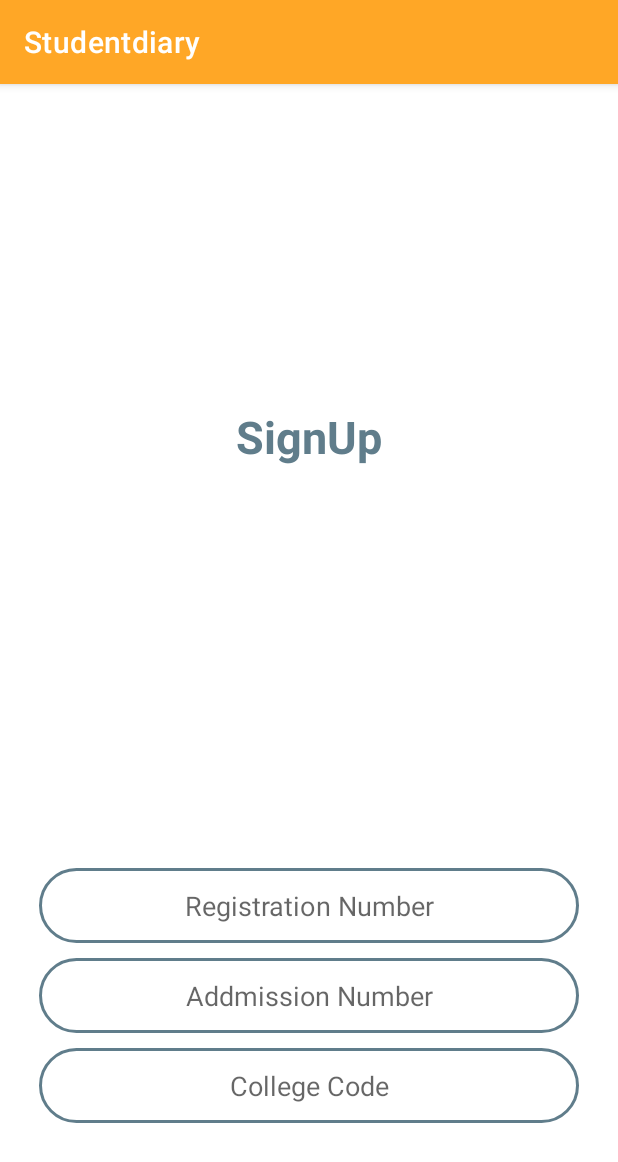
After one commit to Apoorvdixit107/StudentDiaryApp, an Android app: the signup_Activity screen opened directly, with no data from a screen before it, on a phone screen of 412 x 824 dp. The commit adds this screen. Shown: the top 1162 px of the screen. Run offline under Robolectric (Android 15) with nearby library versions, the phone set to English and light mode, and no system bars.

Commit message:
SignUp page started.

```diff
--- a/app/src/main/AndroidManifest.xml
+++ b/app/src/main/AndroidManifest.xml
@@ -9,6 +9,9 @@
         android:roundIcon="@mipmap/ic_launcher_round"
         android:supportsRtl="true"
         android:theme="@style/Theme.Studentdiary">
+        <activity
+            android:name=".signup_Activity"
+            android:exported="false" />
         <activity
             android:name=".Login_Activity"
             android:exported="false" />
--- a/app/src/main/java/com/example/studentdiary/MainActivity.java
+++ b/app/src/main/java/com/example/studentdiary/MainActivity.java
@@ -21,5 +21,13 @@ public class MainActivity extends AppCompatActivity {
                 MainActivity.this.startActivity(loginActivity);
             }
         });
+        Button signup=(Button)findViewById(R.id.button2);
+        signup.setOnClickListener(new View.OnClickListener(){
+            @Override
+            public void onClick(View v) {
+                Intent signupActivity=new Intent(MainActivity.this,signup_Activity.class);
+                MainActivity.this.startActivity(signupActivity);
+            }
+        });
     }
 }
--- /dev/null
+++ b/app/src/main/java/com/example/studentdiary/signup_Activity.java
@@ -0,0 +1,15 @@
+package com.example.studentdiary;
+
+import androidx.appcompat.app.AppCompatActivity;
+
+import android.os.Bundle;
+
+public class signup_Activity extends AppCompatActivity {
+
+    @Override
+    protected void onCreate(Bundle savedInstanceState) {
+        super.onCreate(savedInstanceState);
+        setContentView(R.layout.activity_signup);
+
+    }
+}
--- a/app/src/main/res/layout/activity_login.xml
+++ b/app/src/main/res/layout/activity_login.xml
@@ -67,7 +67,7 @@
             android:backgroundTint="@null"
             android:ems="10"
             android:inputType="textPersonName"
-            android:text="username"
+            android:text="@string/username"
             android:textAlignment="center"
             android:textColor="@color/second_color"
             android:textSize="20sp"
--- /dev/null
+++ b/app/src/main/res/layout/activity_signup.xml
@@ -0,0 +1,74 @@
+<?xml version="1.0" encoding="utf-8"?>
+<androidx.constraintlayout.widget.ConstraintLayout xmlns:android="http://schemas.android.com/apk/res/android"
+    xmlns:app="http://schemas.android.com/apk/res-auto"
+    xmlns:tools="http://schemas.android.com/tools"
+    android:layout_width="match_parent"
+    android:layout_height="match_parent"
+    tools:context=".signup_Activity">
+
+    <TextView
+        android:id="@+id/textView4"
+        android:layout_width="wrap_content"
+        android:layout_height="wrap_content"
+        android:layout_marginStart="157dp"
+        android:layout_marginTop="139dp"
+        android:layout_marginEnd="157dp"
+        android:layout_marginBottom="192dp"
+        android:text="SignUp"
+        android:textColor="@color/second_color"
+        android:textSize="30sp"
+        android:textStyle="bold"
+        app:layout_constraintBottom_toTopOf="@+id/linearLayout"
+        app:layout_constraintEnd_toEndOf="parent"
+        app:layout_constraintStart_toStartOf="parent"
+        app:layout_constraintTop_toTopOf="parent" />
+
+    <LinearLayout
+        android:id="@+id/linearLayout"
+        android:layout_width="360dp"
+        android:layout_height="170dp"
+        android:layout_marginStart="24dp"
+        android:layout_marginEnd="24dp"
+        android:orientation="vertical"
+        app:layout_constraintBottom_toBottomOf="parent"
+        app:layout_constraintEnd_toEndOf="parent"
+        app:layout_constraintStart_toStartOf="parent"
+        app:layout_constraintTop_toBottomOf="@+id/textView4">
+
+        <EditText
+            android:id="@+id/editTextTextPersonName2"
+            android:layout_width="match_parent"
+            android:layout_height="50dp"
+            android:layout_gravity="center"
+            android:background="@drawable/background_edt1"
+            android:ems="10"
+            android:hint="Registration Number"
+            android:inputType="textPersonName"
+            android:textAlignment="center"
+            android:textColor="@color/second_color" />
+
+        <EditText
+            android:id="@+id/editTextTextPersonName"
+            android:layout_width="match_parent"
+            android:layout_height="50dp"
+            android:layout_marginTop="10dp"
+            android:background="@drawable/background_edt1"
+            android:ems="10"
+            android:hint="@string/addmission_number"
+            android:inputType="textPersonName"
+            android:textAlignment="center"
+            android:textColor="@color/second_color" />
+
+        <EditText
+            android:id="@+id/editTextNumber"
+            android:layout_width="match_parent"
+            android:layout_height="50dp"
+            android:layout_marginTop="10dp"
+            android:background="@drawable/background_edt1"
+            android:ems="10"
+            android:hint="College Code"
+            android:inputType="number"
+            android:textAlignment="center" />
+    </LinearLayout>
+
+</androidx.constraintlayout.widget.ConstraintLayout>
--- a/app/src/main/res/values/strings.xml
+++ b/app/src/main/res/values/strings.xml
@@ -2,4 +2,7 @@
     <string name="app_name">Studentdiary</string>
     <string name="login">Login</string>
     <string name="signup">SignUp</string>
+    <string name="addmission_number">Addmission Number</string>
+    <string name="regestration_number">Regestration Number</string>
+    <string name="username">username</string>
 </resources>
```
